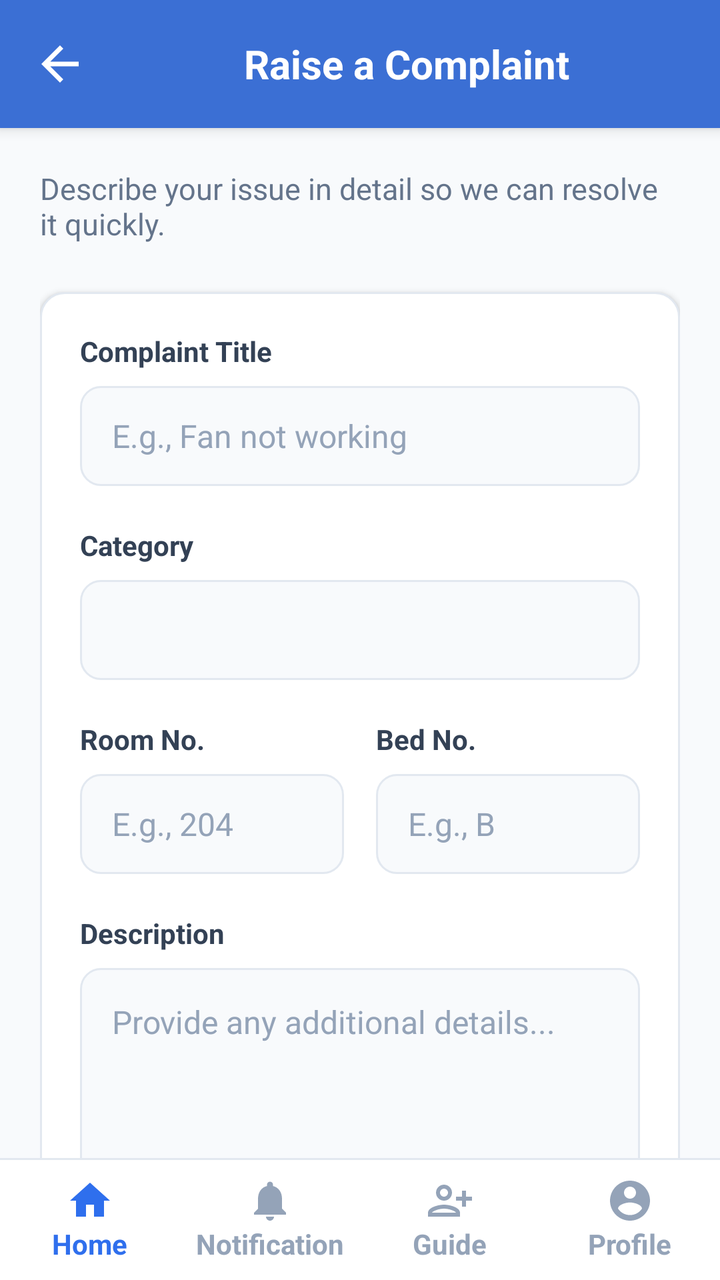
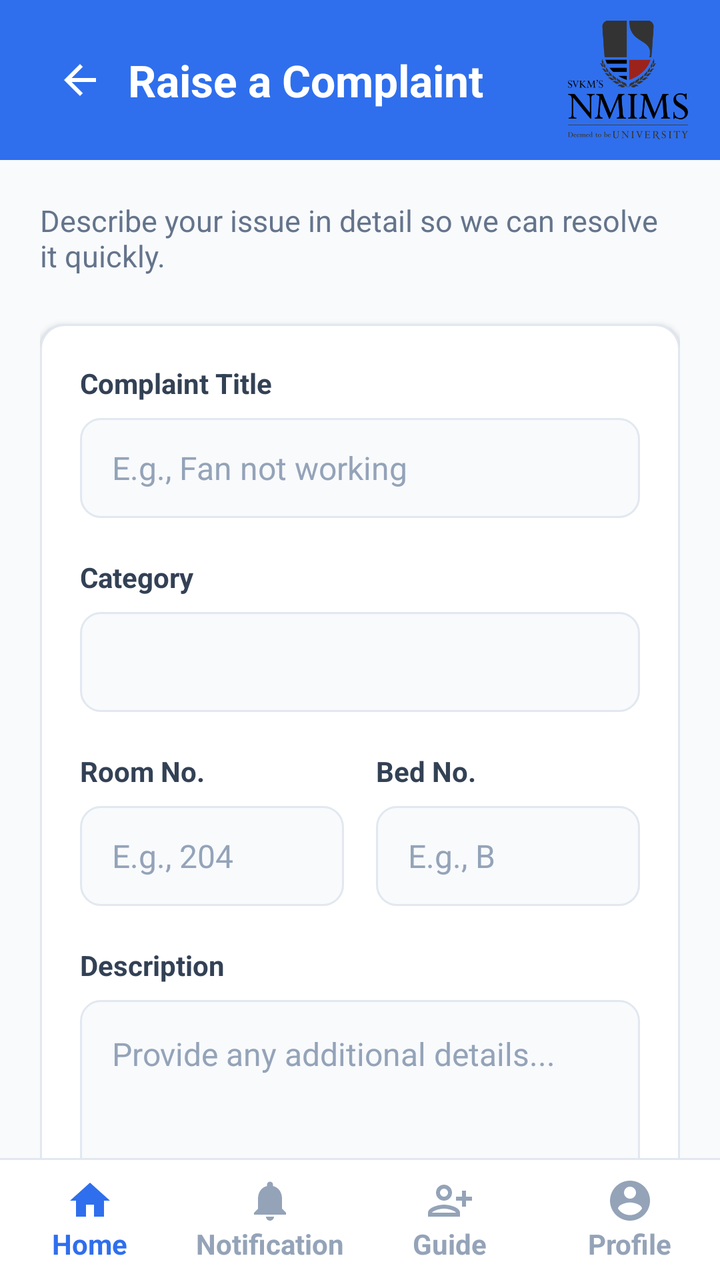

Two renders of the same Android screen: before a commit and after it. Below are the layout's source before the change and the commit's diff.
<!-- AndroidManifest.xml: application theme Theme.HostelComplaintApp -->
<!-- res/layout/activity_raise_complaint.xml -->
<?xml version="1.0" encoding="utf-8"?>
<LinearLayout xmlns:android="http://schemas.android.com/apk/res/android"
    xmlns:app="http://schemas.android.com/apk/res-auto"
    android:layout_width="match_parent"
    android:layout_height="match_parent"
    android:orientation="vertical"
    android:background="#F8FAFC">

    
    <LinearLayout
        android:layout_width="match_parent"
        android:layout_height="?attr/actionBarSize"
        android:orientation="horizontal"
        android:gravity="center_vertical"
        android:paddingHorizontal="16dp"
        android:background="#3B6FD4"
        android:elevation="4dp">

        <ImageView
            android:id="@+id/btnBack"
            android:layout_width="28dp"
            android:layout_height="28dp"
            android:src="@drawable/baseline_arrow_back_24"
            app:tint="#FFFFFF"
            android:background="?attr/selectableItemBackgroundBorderless"
            android:clickable="true"
            android:focusable="true"/>

        <TextView
            android:layout_width="wrap_content"
            android:layout_height="wrap_content"
            android:text="Raise a Complaint"
            android:textSize="20sp"
            android:textStyle="bold"
            android:textColor="#FFFFFF"

            android:layout_marginStart="78dp"/>
    </LinearLayout>

    <ScrollView
        android:layout_width="match_parent"
        android:layout_height="0dp"
        android:layout_weight="1"
        android:fillViewport="true"
        android:overScrollMode="never"
        android:scrollbars="none">

        
        <LinearLayout
            android:layout_width="match_parent"
            android:layout_height="wrap_content"
            android:orientation="vertical"
            android:padding="20dp">

            <TextView
                android:layout_width="match_parent"
                android:layout_height="wrap_content"
                android:text="Describe your issue in detail so we can resolve it quickly."
                android:textColor="#64748B"
                android:textSize="15sp"
                android:layout_marginBottom="24dp"/>

            
            <LinearLayout
                android:layout_width="match_parent"
                android:layout_height="wrap_content"
                android:orientation="vertical"
                android:background="@drawable/menu_card_bg"
                android:elevation="2dp"
                android:padding="20dp">

                
                <TextView
                    android:layout_width="match_parent"
                    android:layout_height="wrap_content"
                    android:text="Complaint Title"
                    android:textSize="14sp"
                    android:textStyle="bold"
                    android:textColor="#334155"
                    android:layout_marginBottom="8dp"/>

                <EditText
                    android:id="@+id/etTitle"
                    android:layout_width="match_parent"
                    android:layout_height="50dp"
                    android:background="@drawable/input_bg"
                    android:hint="E.g., Fan not working"
                    android:textColorHint="#94A3B8"
                    android:paddingHorizontal="16dp"
                    android:textColor="#1E293B"
                    android:textSize="16sp"
                    android:singleLine="true"/>

                
                <TextView
                    android:layout_width="match_parent"
                    android:layout_height="wrap_content"
                    android:text="Category"
                    android:textSize="14sp"
                    android:textStyle="bold"
                    android:textColor="#334155"
                    android:layout_marginTop="20dp"
                    android:layout_marginBottom="8dp"/>

                <LinearLayout
                    android:layout_width="match_parent"
                    android:layout_height="50dp"
                    android:background="@drawable/input_bg"
                    android:orientation="horizontal"
                    android:paddingEnd="8dp">

                    <Spinner
                        android:id="@+id/spinnerCategory"
                        android:layout_width="match_parent"
                        android:layout_height="match_parent"
                        android:background="@null"
                        android:paddingStart="12dp"
                        android:popupBackground="@drawable/menu_card_bg"/>
                </LinearLayout>

                
                <LinearLayout
                    android:layout_width="match_parent"
                    android:layout_height="wrap_content"
                    android:orientation="horizontal"
                    android:layout_marginTop="20dp"
                    android:baselineAligned="false">

                    <LinearLayout
                        android:layout_width="0dp"
                        android:layout_weight="1"
                        android:layout_height="wrap_content"
                        android:orientation="vertical"
                        android:layout_marginEnd="8dp">
                        
                        <TextView
                            android:layout_width="match_parent"
                            android:layout_height="wrap_content"
                            android:text="Room No."
                            android:textSize="14sp"
                            android:textStyle="bold"
                            android:textColor="#334155"
                            android:layout_marginBottom="8dp"/>
                            
                        <EditText
                            android:id="@+id/etRoom"
                            android:layout_width="match_parent"
                            android:layout_height="50dp"
                            android:background="@drawable/input_bg"
                            android:hint="E.g., 204"
                            android:textColorHint="#94A3B8"
                            android:paddingHorizontal="16dp"
                            android:textColor="#1E293B"
                            android:inputType="number"
                            android:textSize="16sp"/>
                    </LinearLayout>

                    <LinearLayout
                        android:layout_width="0dp"
                        android:layout_weight="1"
                        android:layout_height="wrap_content"
                        android:orientation="vertical"
                        android:layout_marginStart="8dp">

                        <TextView
                            android:layout_width="match_parent"
                            android:layout_height="wrap_content"
                            android:text="Bed No."
                            android:textSize="14sp"
                            android:textStyle="bold"
                            android:textColor="#334155"
                            android:layout_marginBottom="8dp"/>

                        <EditText
                            android:id="@+id/bednumber"
                            android:layout_width="match_parent"
                            android:layout_height="50dp"
                            android:background="@drawable/input_bg"
                            android:hint="E.g., B"
                            android:textColorHint="#94A3B8"
                            android:paddingHorizontal="16dp"
                            android:textColor="#1E293B"
                            android:textSize="16sp"/>
                    </LinearLayout>
                </LinearLayout>

                
                <TextView
                    android:layout_width="match_parent"
                    android:layout_height="wrap_content"
                    android:text="Description"
                    android:textSize="14sp"
                    android:textStyle="bold"
                    android:textColor="#334155"
                    android:layout_marginTop="20dp"
                    android:layout_marginBottom="8dp"/>

                <EditText
                    android:id="@+id/etDescription"
                    android:layout_width="match_parent"
                    android:layout_height="wrap_content"
                    android:minLines="4"
                    android:gravity="top|start"
                    android:background="@drawable/input_bg"
                    android:hint="Provide any additional details..."
                    android:textColorHint="#94A3B8"
                    android:padding="16dp"
                    android:textColor="#1E293B"
                    android:textSize="16sp"/>

            </LinearLayout>

            <LinearLayout
                android:layout_width="match_parent"
                android:layout_height="wrap_content"
                android:orientation="horizontal"
                android:layout_marginTop="24dp"
                android:baselineAligned="false">

                
                <Button
                    android:id="@+id/btnLocation"
                    android:layout_width="0dp"
                    android:layout_weight="1"
                    android:layout_height="55dp"
                    android:text="Attach Location"
                    android:backgroundTint="#EFF6FF"
                    android:textColor="#1D4ED8"
                    app:icon="@drawable/ic_location_on"
                    app:iconTint="#1D4ED8"
                    app:iconGravity="textStart"
                    android:textAllCaps="false"
                    android:textSize="14sp"
                    app:cornerRadius="12dp"
                    android:elevation="0dp"
                    android:layout_marginEnd="8dp"/>

                
                <Button
                    android:id="@+id/btnUploadImage"
                    android:layout_width="0dp"
                    android:layout_weight="1"
                    android:layout_height="55dp"
                    android:text="Upload Image"
                    android:backgroundTint="#EFF6FF"
                    android:textColor="#1D4ED8"
                    app:icon="@drawable/ic_image_add"
                    app:iconTint="#1D4ED8"
                    app:iconGravity="textStart"
                    android:textAllCaps="false"
                    android:textSize="14sp"
                    app:cornerRadius="12dp"
                    android:elevation="0dp"
                    android:layout_marginStart="8dp"/>

            </LinearLayout>

            
            <FrameLayout
                android:layout_width="match_parent"
                android:layout_height="wrap_content"
                android:layout_marginTop="16dp"
                android:background="@drawable/input_bg"
                android:clipToOutline="true">

                <ImageView
                    android:id="@+id/imagePreview"
                    android:layout_width="match_parent"
                    android:layout_height="wrap_content"
                    android:minHeight="150dp"
                    android:scaleType="centerCrop"
                    android:adjustViewBounds="true"
                    android:background="@android:color/transparent"/>
            </FrameLayout>

            <Space
                android:layout_width="match_parent"
                android:layout_height="24dp"/>

            
            <Button
                android:id="@+id/btnSubmit"
                android:layout_width="match_parent"
                android:layout_height="60dp"
                android:text="Submit Complaint"
                android:textSize="16sp"
                android:textStyle="bold"
                android:textAllCaps="false"
                android:backgroundTint="#2563EB"
                android:textColor="#FFFFFF"
                app:cornerRadius="14dp"
                android:layout_marginBottom="40dp"
                android:elevation="4dp"/>

        </LinearLayout>
    </ScrollView>

    
    <View
        android:id="@+id/bottomNavBorder"
        android:layout_width="match_parent"
        android:layout_height="1dp"
        android:background="#E2E8F0"/>

    <LinearLayout
        android:id="@+id/bottomNav"
        android:layout_width="match_parent"
        android:layout_height="60dp"
        android:orientation="horizontal"
        android:background="#FFFFFF"
        android:weightSum="4">

        <LinearLayout
            android:layout_width="0dp"
            android:layout_height="match_parent"
            android:layout_weight="1"
            android:gravity="center"
            android:orientation="vertical">

            <ImageView
                android:layout_width="24dp"
                android:layout_height="24dp"
                android:id="@+id/gotohomepg"
                app:tint="#2F6FED"
                android:src="@drawable/baseline_home_24"/>

            <TextView
                android:layout_width="wrap_content"
                android:layout_height="wrap_content"
                android:text="Home"
                android:textColor="#2F6FED"
                android:textStyle="bold"
                android:textSize="14sp"/>
        </LinearLayout>

        <LinearLayout
            android:layout_width="0dp"
            android:layout_height="match_parent"
            android:layout_weight="1"
            android:gravity="center"
            android:orientation="vertical">

            <ImageView
                android:id="@+id/btnNotification"
                android:layout_width="24dp"
                android:layout_height="24dp"
                app:tint="#94A3B8"
                android:src="@drawable/baseline_notifications_24"/>

            <TextView
                android:layout_width="wrap_content"
                android:layout_height="wrap_content"
                android:text="Notification"
                android:textColor="#94A3B8"
                android:textStyle="bold"
                android:textSize="14sp"/>
        </LinearLayout>

        <LinearLayout
            android:layout_width="0dp"
            android:layout_height="match_parent"
            android:layout_weight="1"
            android:gravity="center"
            android:orientation="vertical">

            <ImageView
                android:layout_width="24dp"
                android:layout_height="24dp"
                android:id="@+id/howtouseapp"
                app:tint="#94A3B8"
                android:src="@drawable/baseline_person_add_alt_24"/>

            <TextView
                android:layout_width="wrap_content"
                android:layout_height="wrap_content"
                android:text="Guide"
                android:textColor="#94A3B8"
                android:textStyle="bold"
                android:textSize="14sp"/>
        </LinearLayout>

        <LinearLayout
            android:layout_width="0dp"
            android:layout_height="match_parent"
            android:layout_weight="1"
            android:gravity="center"
            android:orientation="vertical">

            <ImageView
                android:layout_width="24dp"
                android:id="@+id/imgprof"
                android:layout_height="24dp"
                app:tint="#94A3B8"
                android:src="@drawable/baseline_account_circle_24"/>

            <TextView
                android:layout_width="wrap_content"
                android:layout_height="wrap_content"
                android:text="Profile"
                android:textColor="#94A3B8"
                android:textStyle="bold"
                android:textSize="14sp"/>
        </LinearLayout>

    </LinearLayout>

</LinearLayout>
<!-- resources referenced by this layout -->
<resources>
  <!-- drawable baseline_account_circle_24 (drawable) -->
  <vector xmlns:android="http://schemas.android.com/apk/res/android" android:height="24dp" android:tint="#000000" android:viewportHeight="24" android:viewportWidth="24" android:width="24dp">
        
      <path android:fillColor="@android:color/white" android:pathData="M12,2C6.48,2 2,6.48 2,12s4.48,10 10,10 10,-4.48 10,-10S17.52,2 12,2zM12,5c1.66,0 3,1.34 3,3s-1.34,3 -3,3 -3,-1.34 -3,-3 1.34,-3 3,-3zM12,19.2c-2.5,0 -4.71,-1.28 -6,-3.22 0.03,-1.99 4,-3.08 6,-3.08 1.99,0 5.97,1.09 6,3.08 -1.29,1.94 -3.5,3.22 -6,3.22z"/>
      
  </vector>
  <!-- drawable baseline_arrow_back_24 (drawable) -->
  <vector xmlns:android="http://schemas.android.com/apk/res/android" android:autoMirrored="true" android:height="24dp" android:tint="#000000" android:viewportHeight="24" android:viewportWidth="24" android:width="24dp">
        
      <path android:fillColor="@android:color/white" android:pathData="M20,11H7.83l5.59,-5.59L12,4l-8,8 8,8 1.41,-1.41L7.83,13H20v-2z"/>
      
  </vector>
  <!-- drawable baseline_home_24 (drawable) -->
  <vector xmlns:android="http://schemas.android.com/apk/res/android" android:height="24dp" android:tint="#000000" android:viewportHeight="24" android:viewportWidth="24" android:width="24dp">
        
      <path android:fillColor="@android:color/white" android:pathData="M10,20v-6h4v6h5v-8h3L12,3 2,12h3v8z"/>
      
  </vector>
  <!-- drawable baseline_notifications_24 (drawable) -->
  <vector xmlns:android="http://schemas.android.com/apk/res/android" android:height="24dp" android:tint="#000000" android:viewportHeight="24" android:viewportWidth="24" android:width="24dp">
        
      <path android:fillColor="@android:color/white" android:pathData="M12,22c1.1,0 2,-0.9 2,-2h-4c0,1.1 0.89,2 2,2zM18,16v-5c0,-3.07 -1.64,-5.64 -4.5,-6.32L13.5,4c0,-0.83 -0.67,-1.5 -1.5,-1.5s-1.5,0.67 -1.5,1.5v0.68C7.63,5.36 6,7.92 6,11v5l-2,2v1h16v-1l-2,-2z"/>
      
  </vector>
  <!-- drawable ic_image_add (drawable) -->
  <vector xmlns:android="http://schemas.android.com/apk/res/android"
      android:width="24dp"
      android:height="24dp"
      android:viewportWidth="24"
      android:viewportHeight="24"
      android:tint="#FFFFFF">
      <path
          android:fillColor="@android:color/white"
          android:pathData="M19,3H5C3.9,3 3,3.9 3,5v14c0,1.1 0.9,2 2,2h14c1.1,0 2,-0.9 2,-2V5C21,3.9 20.1,3 19,3zM19,19H5V5h14V19zM13.96,12.29l-2.75,3.54l-1.96,-2.36l-2.75,3.53h11L13.96,12.29z"/>
  </vector>
  <!-- drawable ic_location_on (drawable) -->
  <vector xmlns:android="http://schemas.android.com/apk/res/android"
      android:width="24dp"
      android:height="24dp"
      android:viewportWidth="24"
      android:viewportHeight="24"
      android:tint="#FFFFFF">
      <path
          android:fillColor="@android:color/white"
          android:pathData="M12,2C8.13,2 5,5.13 5,9c0,5.25 7,13 7,13s7,-7.75 7,-13c0,-3.87 -3.13,-7 -7,-7zM12,11.5c-1.38,0 -2.5,-1.12 -2.5,-2.5s1.12,-2.5 2.5,-2.5 2.5,1.12 2.5,2.5 -1.12,2.5 -2.5,2.5z"/>
  </vector>
  <!-- drawable input_bg (drawable) -->
  <?xml version="1.0" encoding="utf-8"?>
  <shape xmlns:android="http://schemas.android.com/apk/res/android">
      <solid android:color="#F8FAFC"/>
      <corners android:radius="10dp"/>
      <stroke android:width="1dp" android:color="#E2E8F0"/>
  </shape>
  <!-- drawable menu_card_bg (drawable) -->
  <?xml version="1.0" encoding="utf-8"?>
  <shape xmlns:android="http://schemas.android.com/apk/res/android">
      <solid android:color="#FFFFFF"/>
      <corners android:radius="12dp"/>
      <stroke android:width="1dp" android:color="#E2E8F0"/>
  </shape>
  <style name="Theme.HostelComplaintApp" parent="Base.Theme.HostelComplaintApp" />
  <style name="Base.Theme.HostelComplaintApp" parent="Theme.Material3.DayNight.NoActionBar">
          
          
      </style>
  <!-- unchanged entries left out for length: 1 -->
</resources>

<!-- the commit's change to res/layout/activity_raise_complaint.xml (unified diff, before → after) -->
@@ -7,35 +7,46 @@
     android:background="#F8FAFC">
 
     
-    <LinearLayout
+    <androidx.appcompat.widget.Toolbar
         android:layout_width="match_parent"
-        android:layout_height="?attr/actionBarSize"
-        android:orientation="horizontal"
-        android:gravity="center_vertical"
-        android:paddingHorizontal="16dp"
-        android:background="#3B6FD4"
-        android:elevation="4dp">
-
-        <ImageView
-            android:id="@+id/btnBack"
-            android:layout_width="28dp"
-            android:layout_height="28dp"
-            android:src="@drawable/baseline_arrow_back_24"
-            app:tint="#FFFFFF"
-            android:background="?attr/selectableItemBackgroundBorderless"
-            android:clickable="true"
-            android:focusable="true"/>
-
-        <TextView
-            android:layout_width="wrap_content"
-            android:layout_height="wrap_content"
-            android:text="Raise a Complaint"
-            android:textSize="20sp"
-            android:textStyle="bold"
-            android:textColor="#FFFFFF"
-
-            android:layout_marginStart="78dp"/>
-    </LinearLayout>
+        android:layout_height="80dp"
+        android:background="@drawable/toolbar_bg">
+
+        <LinearLayout
+            android:layout_width="match_parent"
+            android:layout_height="match_parent"
+            android:orientation="horizontal"
+            android:gravity="center_vertical"
+            android:paddingStart="12dp"
+            android:paddingEnd="16dp">
+
+            <ImageView
+                android:id="@+id/btnBack"
+                android:layout_width="24dp"
+                android:layout_height="24dp"
+                android:src="@drawable/baseline_arrow_back_24"
+                app:tint="#FFFFFF"
+                android:background="?attr/selectableItemBackgroundBorderless"
+                android:clickable="true"
+                android:focusable="true"/>
+
+            <TextView
+                android:layout_width="0dp"
+                android:layout_height="wrap_content"
+                android:layout_weight="1"
+                android:text="Raise a Complaint"
+                android:textSize="22sp"
+                android:textStyle="bold"
+                android:textColor="#FFFFFF"
+                android:layout_marginStart="12dp"/>
+
+            <ImageView
+                android:id="@+id/imgProfile1"
+                android:layout_width="60dp"
+                android:layout_height="60dp"
+                android:src="@drawable/nmm"/>
+        </LinearLayout>
+    </androidx.appcompat.widget.Toolbar>
 
     <ScrollView
         android:layout_width="match_parent"
<!-- resource entries referenced after the edit -->
@@ -60,6 +60,12 @@
       <corners android:radius="12dp"/>
       <stroke android:width="1dp" android:color="#E2E8F0"/>
   </shape>
+  <!-- drawable nmm: png bitmap (drawable, 28044 bytes) -->
+  <!-- drawable toolbar_bg (drawable) -->
+  <?xml version="1.0" encoding="utf-8"?>
+  <shape xmlns:android="http://schemas.android.com/apk/res/android">
+      <solid android:color="#2F6FED"/>
+  </shape>
   <style name="Theme.HostelComplaintApp" parent="Base.Theme.HostelComplaintApp" />
   <style name="Base.Theme.HostelComplaintApp" parent="Theme.Material3.DayNight.NoActionBar">
           
